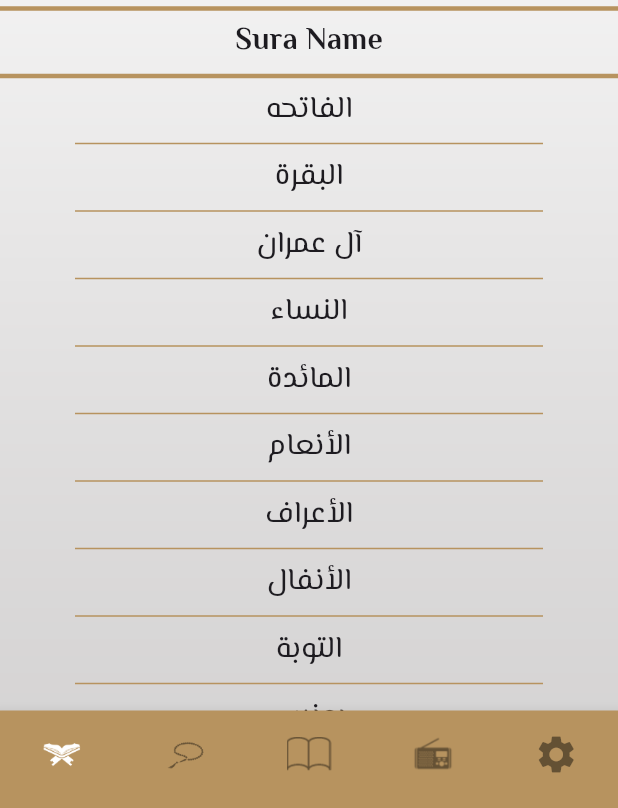
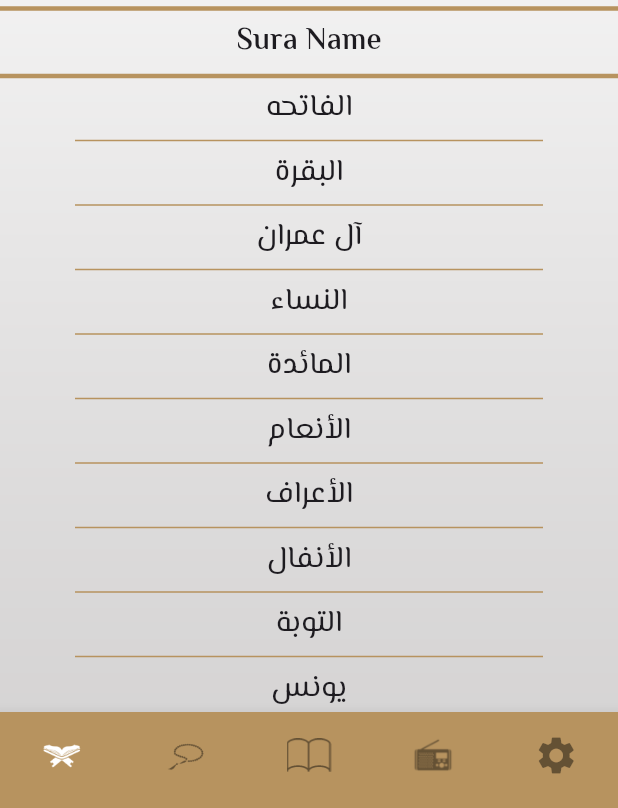
Before and after one commit to amrosama5/islami_app, a Flutter app: the screen it shows after launch, on a phone screen of 412 x 824 dp, the part 428-1236 px from its top. Run offline on Flutter 3.47's test engine with Material 3 defaults, Android fonts, the phone set to English and light mode, and no system bars; our stand-ins replace google_fonts.

Commit message:
changes for theme data

```diff
--- /dev/null
+++ b/lib/MyThemeData.dart
@@ -0,0 +1,88 @@
+import 'package:flutter/material.dart';
+import 'package:google_fonts/google_fonts.dart';
+
+class  MyThemeData{
+
+   static ThemeData lightTheme = ThemeData(
+     textTheme: TextTheme(
+       bodyLarge: GoogleFonts.elMessiri(
+         fontWeight: FontWeight.bold,
+         fontSize: 25
+       ),
+       bodyMedium: GoogleFonts.elMessiri(
+           fontWeight: FontWeight.w600,
+           fontSize: 20
+       ),
+       bodySmall:  GoogleFonts.elMessiri(
+           fontWeight: FontWeight.w400,
+           fontSize: 20
+       ),
+
+       displayLarge: GoogleFonts.elMessiri(
+           fontWeight: FontWeight.bold,
+           fontSize: 30
+       ),
+     ),
+     scaffoldBackgroundColor: Colors.transparent,
+     bottomNavigationBarTheme: const BottomNavigationBarThemeData(
+       selectedItemColor: Colors.white,
+       unselectedItemColor: Colors.black45,
+       showSelectedLabels: false,
+       showUnselectedLabels: false,
+       type: BottomNavigationBarType.fixed,
+       backgroundColor: Color(0xffB7935F),
+     ),
+     appBarTheme: AppBarTheme(
+       backgroundColor: Colors.transparent,
+       centerTitle: true,
+       titleTextStyle: GoogleFonts.elMessiri(fontWeight: FontWeight.bold,fontSize: 30),
+       elevation: 0,
+     ),
+     colorScheme: ColorScheme.fromSeed(seedColor: Colors.deepPurple),
+     useMaterial3: true,
+   );
+
+
+   static ThemeData darkTheme = ThemeData(
+     textTheme: TextTheme(
+       bodyLarge: GoogleFonts.elMessiri(
+           fontWeight: FontWeight.bold,
+           fontSize: 25,
+           color: Colors.white
+       ),
+       bodyMedium: GoogleFonts.elMessiri(
+           fontWeight: FontWeight.w600,
+           fontSize: 20,
+           color: Colors.white
+       ),
+       bodySmall:  GoogleFonts.elMessiri(
+           fontWeight: FontWeight.w400,
+           fontSize: 20,
+           color: Colors.white
+       ),
+
+       displayLarge: GoogleFonts.elMessiri(
+           fontWeight: FontWeight.bold,
+           fontSize: 30,
+           color: Colors.white
+       ),
+     ),
+     scaffoldBackgroundColor: Colors.transparent,
+     bottomNavigationBarTheme: const BottomNavigationBarThemeData(
+       selectedItemColor: Color(0xffFACC1D),
+       unselectedItemColor: Colors.white,
+       showSelectedLabels: false,
+       showUnselectedLabels: false,
+       type: BottomNavigationBarType.fixed,
+       backgroundColor: Color(0xff141A2E),
+     ),
+     appBarTheme: AppBarTheme(
+       backgroundColor: Colors.transparent,
+       centerTitle: true,
+       titleTextStyle: GoogleFonts.elMessiri(fontWeight: FontWeight.bold,fontSize: 30,color: Colors.white),
+       elevation: 0,
+     ),
+     colorScheme: ColorScheme.fromSeed(seedColor: Colors.deepPurple),
+     useMaterial3: true,
+   );
+}
--- a/lib/home/home.dart
+++ b/lib/home/home.dart
@@ -23,17 +23,10 @@ class _HomeScreenState extends State<HomeScreen> {
         children: [
           const Image(width: double.infinity,image: AssetImage("assets/images/background.png"),fit: BoxFit.fill,),
           Scaffold(
-            backgroundColor: Colors.transparent,
             appBar: AppBar(
-              elevation: 0,
-              backgroundColor: Colors.transparent,
-              title: Text("إسلامي",style: GoogleFonts.elMessiri(fontWeight: FontWeight.w700,fontSize: 30),),
-              centerTitle: true,
+              title: Text("إسلامي",style: Theme.of(context).textTheme.displayLarge),
             ),
             bottomNavigationBar: BottomNavigationBar(
-              type: BottomNavigationBarType.fixed,
-              selectedItemColor: Colors.white,
-              unselectedItemColor: Colors.black45,
               currentIndex: index,
               onTap: (value){
                 index = value;
@@ -41,10 +34,7 @@ class _HomeScreenState extends State<HomeScreen> {
 
                 });
               },
-              backgroundColor: Color(0xffB7935F),
               iconSize: 30,
-              showSelectedLabels: false,
-              showUnselectedLabels: false,
               items: const [
                 BottomNavigationBarItem(icon: ImageIcon(AssetImage("assets/images/icon_quran.png"),),label: ""),
                 BottomNavigationBarItem(icon: ImageIcon(AssetImage("assets/images/icon_sebha.png"),),label: ""),
--- a/lib/home/tabs/quran.dart
+++ b/lib/home/tabs/quran.dart
@@ -136,7 +136,7 @@ class QuranScreen extends StatelessWidget {
         Text(
           "Sura Name",
           style:
-              GoogleFonts.elMessiri(fontSize: 20, fontWeight: FontWeight.bold),
+          Theme.of(context).textTheme.bodyMedium,
         ),
         Divider(
           thickness: 3,
@@ -156,8 +156,7 @@ class QuranScreen extends StatelessWidget {
             },
             child: Text(
               suraName[i],
-              style: GoogleFonts.elMessiri(
-                  fontWeight: FontWeight.w400, fontSize: 20),
+              style: Theme.of(context).textTheme.bodySmall,
               textAlign: TextAlign.center,
             ),
           ),
--- a/lib/main.dart
+++ b/lib/main.dart
@@ -1,4 +1,6 @@
 import 'package:flutter/material.dart';
+import 'package:google_fonts/google_fonts.dart';
+import 'package:islami_app/MyThemeData.dart';
 import 'package:islami_app/sura_details.dart';
 
 import 'home/home.dart';
@@ -15,25 +17,10 @@ class MyApp extends StatelessWidget {
   Widget build(BuildContext context) {
     return MaterialApp(
       title: 'Flutter Demo',
-      theme: ThemeData(
-        // This is the theme of your application.
-        //
-        // TRY THIS: Try running your application with "flutter run". You'll see
-        // the application has a purple toolbar. Then, without quitting the app,
-        // try changing the seedColor in the colorScheme below to Colors.green
-        // and then invoke "hot reload" (save your changes or press the "hot
-        // reload" button in a Flutter-supported IDE, or press "r" if you used
-        // the command line to start the app).
-        //
-        // Notice that the counter didn't reset back to zero; the application
-        // state is not lost during the reload. To reset the state, use hot
-        // restart instead.
-        //
-        // This works for code too, not just values: Most code changes can be
-        // tested with just a hot reload.
-        colorScheme: ColorScheme.fromSeed(seedColor: Colors.deepPurple),
-        useMaterial3: true,
-      ),
+      theme: MyThemeData.lightTheme,
+      darkTheme: MyThemeData.darkTheme,
+      debugShowCheckedModeBanner: false,
+      themeMode: ThemeMode.light,
       initialRoute: HomeScreen.routeName,
       routes: {
        HomeScreen.routeName: (context) =>  HomeScreen(),
--- a/lib/sura_details.dart
+++ b/lib/sura_details.dart
@@ -21,18 +21,15 @@ class _SuraDetailsState extends State<SuraDetails> {
     }
     return SafeArea(
       child: Container(
-        decoration: BoxDecoration(
+        decoration: const BoxDecoration(
           image: DecorationImage(
             image: AssetImage("assets/images/background.png"),
             fit: BoxFit.fill
           )
         ),
         child: Scaffold(
-          backgroundColor: Colors.transparent,
           appBar: AppBar(
-            backgroundColor: Colors.transparent,
-            title: Text(details[0],style: GoogleFonts.elMessiri(fontWeight: FontWeight.bold,fontSize: 25),),
-            centerTitle: true,
+            title: Text(details[0],style:Theme.of(context).textTheme.bodyLarge,),
           ),
           body: Card(
             margin: const EdgeInsets.all(22),
```
